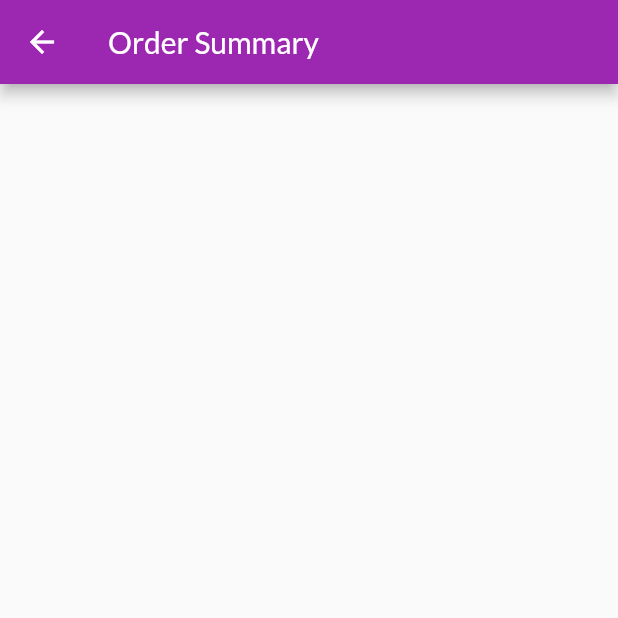
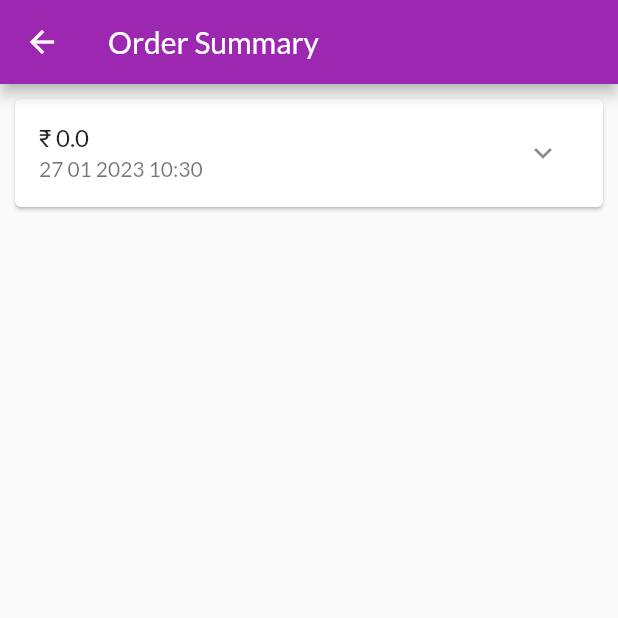
Before and after one commit to aak-301/bajaroo, a Flutter app: the CartScreen screen opened by its route, after a tap on "ORDER NOW", on a phone screen of 412 x 824 dp, the top half of it. Run offline on Flutter 3.47's test engine with Material 2 defaults, Android fonts, the phone set to English and light mode, and no system bars; network calls fail.

Commit message:
added items in order scree

```diff
--- a/lib/screens/cart_screen.dart
+++ b/lib/screens/cart_screen.dart
@@ -1,5 +1,6 @@
 import 'package:bajaroo/constants/routes.dart';
 import 'package:bajaroo/providers/cart.dart' show Cart;
+import 'package:bajaroo/providers/orders.dart';
 import 'package:flutter/material.dart';
 import 'package:provider/provider.dart';
 
@@ -38,6 +39,10 @@ class CartScreen extends StatelessWidget {
                   ),
                   TextButton(
                     onPressed: () {
+                      Provider.of<Orders>(context, listen: false).addOrder(
+                          cartProducts: cart.items.values.toList(),
+                          total: cart.totalAmt);
+                          cart.clearCart();
                       Navigator.of(context).pushNamed(AppRoutes.orderScreen);
                     },
                     child: const Text(
--- a/lib/screens/order_screen.dart
+++ b/lib/screens/order_screen.dart
@@ -1,15 +1,21 @@
+import 'package:bajaroo/providers/orders.dart' show Orders;
+import 'package:bajaroo/widgets/order_item.dart';
 import 'package:flutter/material.dart';
-import 'package:flutter/src/widgets/container.dart';
-import 'package:flutter/src/widgets/framework.dart';
+import 'package:provider/provider.dart';
 
 class OrderScreen extends StatelessWidget {
   const OrderScreen({super.key});
 
   @override
   Widget build(BuildContext context) {
+    final orderData = Provider.of<Orders>(context);
     return Scaffold(
       appBar: AppBar(
-        title: Text('Order Summary'),
+        title: const Text('Order Summary'),
+      ),
+      body: ListView.builder(
+        itemBuilder: ((context, i) => OrderItem(order: orderData.orders[i])),
+        itemCount: orderData.orders.length,
       ),
     );
   }
--- /dev/null
+++ b/lib/widgets/order_item.dart
@@ -0,0 +1,29 @@
+import 'package:bajaroo/providers/orders.dart' as ord;
+import 'package:flutter/material.dart';
+import 'package:intl/intl.dart';
+
+class OrderItem extends StatelessWidget {
+  const OrderItem({super.key, required this.order});
+
+  final ord.OrderItem order;
+
+  @override
+  Widget build(BuildContext context) {
+    return Card(
+      margin: const EdgeInsets.all(10),
+      child: Column(
+        children: [
+          ListTile(
+            title: Text('₹ ${order.amount}'),
+            subtitle:
+                Text(DateFormat('dd MM yyyy hh:mm').format(order.dateTime)),
+            trailing: IconButton(
+              icon: const Icon(Icons.expand_more),
+              onPressed: () {},
+            ),
+          ),
+        ],
+      ),
+    );
+  }
+}
--- a/pubspec.yaml
+++ b/pubspec.yaml
@@ -37,6 +37,7 @@ dependencies:
   # Use with the CupertinoIcons class for iOS style icons.
   cupertino_icons: ^1.0.2
   provider: ^6.0.5
+  intl: ^0.18.0
 
 dev_dependencies:
   flutter_test:
```
Also changed, not shown: pubspec.lock.
